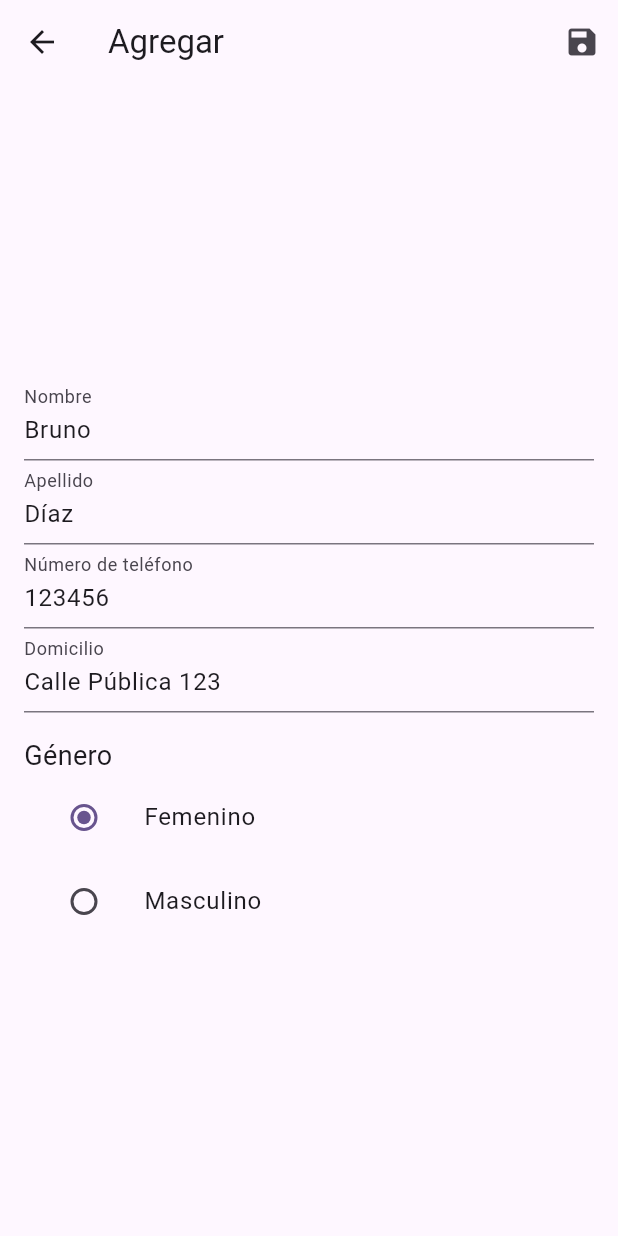
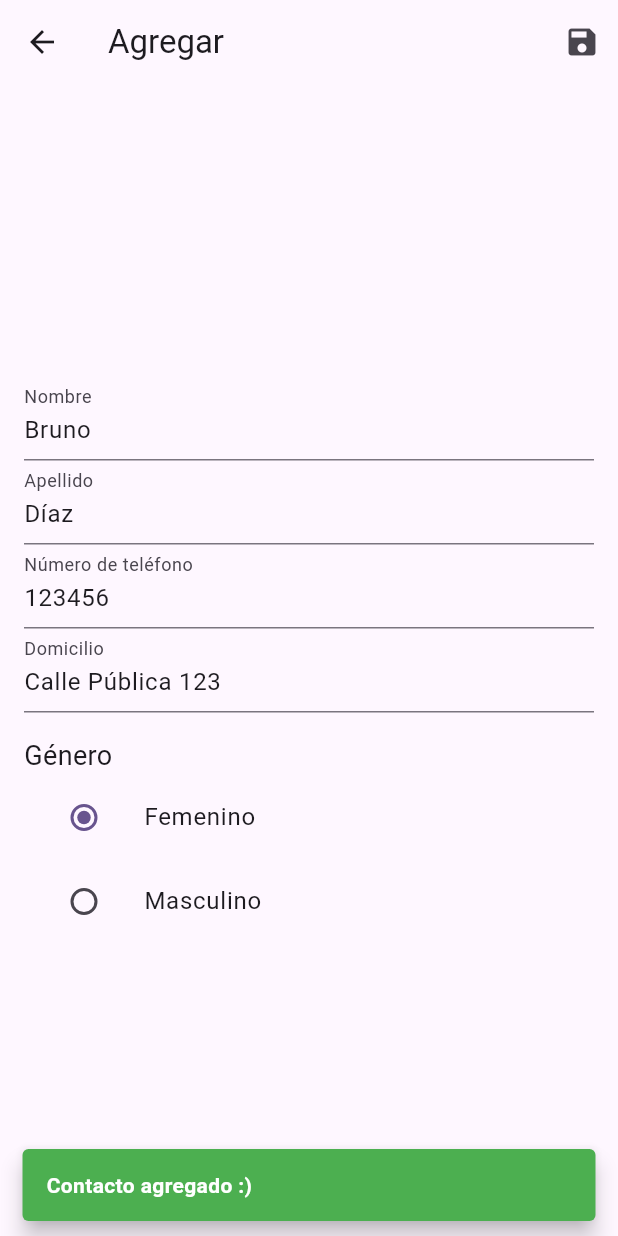
Before and after one commit to eugeniachareun/agenda_flutter_chareun, a Flutter app: the FormularioScreen screen opened directly, after a tap on the "save" icon, on a phone screen of 412 x 824 dp. Run offline on Flutter 3.47's test engine with Material 3 defaults, Android fonts, the phone set to English and light mode, and no system bars.

Commit message:
Refactor pantalla de contactos, creacion de modelo de contactos y provider

```diff
--- a/lib/main.dart
+++ b/lib/main.dart
@@ -1,3 +1,4 @@
+import 'package:agenda_flutter_chareun/providers/agenda_provider.dart';
 import 'package:agenda_flutter_chareun/providers/login_provider.dart';
 import 'package:agenda_flutter_chareun/screens/login_screen.dart';
 import 'package:flutter/material.dart';
@@ -55,6 +56,9 @@
       providers: [
         ChangeNotifierProvider(
           create: (context) => LoginProvider(), //Dejamos el provider para mejoras futuras
+        ),
+        ChangeNotifierProvider(
+          create: (context) => AgendaProvider(),
         )
       ],
       child: MaterialApp(
--- /dev/null
+++ b/lib/model/contacto.dart
@@ -0,0 +1,42 @@
+enum Genero {
+  femenino,
+  masculino
+}
+
+class Contacto {
+  static int contador = 0;
+  late int id;
+  final String nombre;
+  final String apellido;
+  final String telefono;
+  final String domicilio;
+  final Genero genero;
+
+  Contacto({
+    required this.nombre,
+    required this.apellido,
+    required this.telefono,
+    required this.domicilio,
+    required this.genero
+  }) {
+    contador++;
+    id = contador;
+  }
+
+  @override
+  bool operator ==(Object other) {
+    if (identical(this, other)) return true;
+    return other is Contacto && other.id == id;
+  }
+
+  @override
+  int get hashCode => id.hashCode;
+
+  Contacto copyWith({String? nombre, String? apellido, String? telefono, String? domicilio, Genero? genero}) =>
+      Contacto(nombre: this.nombre, apellido: this.apellido, telefono: this.telefono, domicilio: this.domicilio, genero: this.genero);
+
+  @override
+  String toString() {
+    return '{id: $id,nombre: $nombre, apellido: $apellido, telefono: $telefono, domicilio: $domicilio, genero: $genero}  \n';
+  }
+}
--- /dev/null
+++ b/lib/providers/agenda_provider.dart
@@ -0,0 +1,14 @@
+import 'package:agenda_flutter_chareun/model/contacto.dart';
+import 'package:flutter/material.dart';
+
+class AgendaProvider extends ChangeNotifier {
+  List<Contacto> contactos = [];
+
+  AgendaProvider();
+
+
+  void addContacto(Contacto contacto) {
+    contactos.add(contacto);
+    notifyListeners();
+  }
+}
--- a/lib/screens/formulario_screen.dart
+++ b/lib/screens/formulario_screen.dart
@@ -1,23 +1,132 @@
-import 'package:agenda_flutter_chareun/screens/widgets/contacto_form.dart';
+import 'package:agenda_flutter_chareun/model/contacto.dart';
+import 'package:agenda_flutter_chareun/providers/agenda_provider.dart';
+import 'package:agenda_flutter_chareun/screens/agenda_screen.dart';
 import 'package:flutter/material.dart';
+import 'package:provider/provider.dart';
 
-class FormularioScreen extends StatelessWidget {
+class FormularioScreen extends StatefulWidget {
   const FormularioScreen({super.key});
 
   @override
+  State<FormularioScreen> createState() => _FormularioScreen();
+}
+
+final List<String> opciones = ["Femenino", "Masculino"];
+
+class _FormularioScreen extends State<FormularioScreen> {
+  final TextEditingController _nombreController = TextEditingController();
+  final TextEditingController _apellidoController = TextEditingController();
+  final TextEditingController _telefonoController = TextEditingController();
+  final TextEditingController _domicilioController = TextEditingController();
+  String opcion = opciones[0];
+
+  @override
   Widget build(BuildContext context) {
+    _nombreController.text = "Bruno";
+    _apellidoController.text = "Díaz";
+    _telefonoController.text = "123456";
+    _domicilioController.text = "Calle Pública 123";
+
     return Scaffold(
       appBar: AppBar(
         title: const Text('Agregar'),
         actions: [
           IconButton(icon: const Icon(Icons.save), onPressed: () => save()),
         ],
+      ),
+      body: Padding(
+        padding: const EdgeInsets.all(16.0),
+        child: Column(
+          mainAxisAlignment: MainAxisAlignment.center,
+          children: [
+            TextField(
+              controller: _nombreController,
+              decoration: const InputDecoration(labelText: 'Nombre'),
+            ),
+            TextField(
+              controller: _apellidoController,
+              decoration: const InputDecoration(labelText: 'Apellido'),
+            ),
+            TextField(
+              controller: _telefonoController,
+              decoration: const InputDecoration(
+                labelText: 'Número de teléfono',
+              ),
+              keyboardType: TextInputType.number,
+            ),
+            TextField(
+              controller: _domicilioController,
+              decoration: const InputDecoration(labelText: 'Domicilio'),
+            ),
+            Padding(
+              padding: const EdgeInsets.only(top: 16.0),
+              child: Column(
+                crossAxisAlignment: CrossAxisAlignment.start,
+                children: [
+                  Text("Género", style: TextStyle(fontSize: 18)),
+                  ListTile(
+                    title: Text("Femenino"),
+                    leading: Radio(
+                      value: opciones[0],
+                      groupValue: opcion,
+                      onChanged: (valor) {
+                        setState(() {
+                          opcion = valor.toString();
+                        });
+                      },
+                    ),
+                  ),
+                  ListTile(
+                    title: Text("Masculino"),
+                    leading: Radio(
+                      value: opciones[1],
+                      groupValue: opcion,
+                      onChanged: (valor) {
+                        setState(() {
+                          opcion = valor.toString();
+                        });
+                      },
+                    ),
+                  ),
+                ],
+              ),
+            ),
+          ],
         ),
-      body: ContactoForm()
-      );
+      ),
+    );
   }
 
   void save() {
+    AgendaProvider agendaProvider = context.read<AgendaProvider>();
+
+    Contacto contacto = Contacto(
+      nombre: _nombreController.text,
+      apellido: _apellidoController.text,
+      telefono: _telefonoController.text,
+      domicilio: _domicilioController.text,
+      genero: Genero.values.byName(opcion.toLowerCase())
+    );
+    agendaProvider.addContacto(contacto);
+
+    mostrarMensaje(context, "Contacto agregado :)", Colors.green, 2);
+    // // Ir a pantalla de agenda
+    // Navigator.push(context, MaterialPageRoute(builder: (context) => const AgendaScreen()));
+
 
   }
+
+  void mostrarMensaje(context, String message, color, duracion) {
+    ScaffoldMessenger.of(context).showSnackBar(
+      SnackBar(
+        duration: Duration(seconds: duracion ?? 2),
+        backgroundColor: color ?? const Color.fromARGB(255, 61, 155, 233),
+        behavior: SnackBarBehavior.floating,
+        content: Text(
+          message,
+          style: const TextStyle(color: Colors.white, fontWeight: FontWeight.bold),
+        ),
+      ),
+    );
+  }
 }
--- a/lib/screens/widgets/contacto_form.dart
+++ /dev/null
@@ -1,89 +0,0 @@
-import 'package:flutter/material.dart';
-
-class ContactoForm extends StatefulWidget {
-  const ContactoForm({super.key});
-  @override
-  State<ContactoForm> createState() => _ContactoFormState();
-}
-
-class _ContactoFormState extends State<ContactoForm> {
-  /*
-   se utiliza para controlar el contenido de un campo de texto (TextField o TextFormField).
-   Permite interactuar con el texto ingresado por el usuario en tiempo real,
-   así como también modificar y obtener el contenido del campo de texto de manera programática.
-   */
-  final TextEditingController _nombreController = TextEditingController();
-  final TextEditingController _apellidoController = TextEditingController();
-  final TextEditingController _telefonoController = TextEditingController();
-  final TextEditingController _domicilioController = TextEditingController();
-
-  final List<String> opciones = ["Femenino", "Masculino"];
-
-  @override
-  Widget build(BuildContext context) {
-    _nombreController.text = "Bruno";
-    _apellidoController.text = "Díaz";
-    _telefonoController.text = "123456";
-    _domicilioController.text = "Calle Pública 123";
-    String opcion = opciones[0];
-
-    return Padding(
-      padding: const EdgeInsets.all(16.0),
-      child: Column(
-        mainAxisAlignment: MainAxisAlignment.center,
-        children: [
-          TextField(
-            controller: _nombreController,
-            decoration: const InputDecoration(labelText: 'Nombre'),
-          ),
-          TextField(
-            controller: _apellidoController,
-            decoration: const InputDecoration(labelText: 'Apellido'),
-          ),
-          TextField(
-            controller: _telefonoController,
-            decoration: const InputDecoration(labelText: 'Número de teléfono'),
-            keyboardType: TextInputType.number,
-          ),
-          TextField(
-            controller: _domicilioController,
-            decoration: const InputDecoration(labelText: 'Domicilio'),
-          ),
-          Padding(
-            padding: const EdgeInsets.only(top: 16.0),
-            child: Column(
-              crossAxisAlignment: CrossAxisAlignment.start,
-              children: [
-                Text("Género", style: TextStyle(fontSize: 18)),
-                ListTile(
-                  title: Text("Femenino"),
-                  leading: Radio(
-                    value: opciones[0],
-                    groupValue: opcion,
-                    onChanged: (valor) {
-                      setState(() {
-                        opcion = valor.toString();
-                      });
-                    },
-                  ),
-                ),
-                ListTile(
-                  title: Text("Masculino"),
-                  leading: Radio(
-                    value: opciones[1],
-                    groupValue: opcion,
-                    onChanged: (valor) {
-                      setState(() {
-                        opcion = valor.toString();
-                      });
-                    },
-                  ),
-                ),
-              ],
-            ),
-          ),
-        ],
-      ),
-    );
-  }
-}
--- a/lib/screens/widgets/lista_contactos.dart
+++ b/lib/screens/widgets/lista_contactos.dart
@@ -1,4 +1,6 @@
+import 'package:agenda_flutter_chareun/providers/agenda_provider.dart';
 import 'package:flutter/material.dart';
+import 'package:provider/provider.dart';
 
 class ListaContactos extends StatefulWidget {
   const ListaContactos({super.key});
@@ -7,18 +9,51 @@ class ListaContactos extends StatefulWidget {
 }
 
 class _ListaContactos extends State<ListaContactos> {
-
   @override
   Widget build(BuildContext context) {
+    final agendaProvider = context.watch<AgendaProvider>();
+
     return Padding(
       padding: const EdgeInsets.all(16.0),
-      child: Column(
-        mainAxisAlignment: MainAxisAlignment.center,
-        children: [
-          Icon(Icons.sentiment_very_dissatisfied_sharp, size: 100),
-          Text("Todavía no tenés contactos")
-        ],
-      ),
+      child: agendaProvider.contactos.isEmpty
+          ? Column(
+              mainAxisAlignment: MainAxisAlignment.center,
+              children: [
+                Icon(Icons.sentiment_very_dissatisfied_sharp, size: 100),
+                Text("Todavía no tenés contactos"),
+              ],
+            )
+          : SafeArea(
+              child: Padding(
+                padding: const EdgeInsets.symmetric(horizontal: 10),
+                child: Column(
+                  mainAxisAlignment: MainAxisAlignment.center,
+                  children: [
+                    Expanded(
+                      child: ListView.builder(
+                        itemCount: agendaProvider.contactos.length,
+                        itemBuilder: (context, index) {
+                          final contacto = agendaProvider.contactos[index];
+                          return Card(
+                            child: ListTile(
+                              leading: Icon(Icons.person),
+                              title: Text(
+                                "${contacto.nombre}  ${contacto.apellido}",
+                              ),
+                              subtitle: Text(contacto.telefono),
+                              trailing: IconButton(
+                                onPressed: () {},
+                                icon: Icon(Icons.call),
+                              ),
+                            ),
+                          );
+                        },
+                      ),
+                    ),
+                  ],
+                ),
+              ),
+            ),
     );
   }
 }
```
